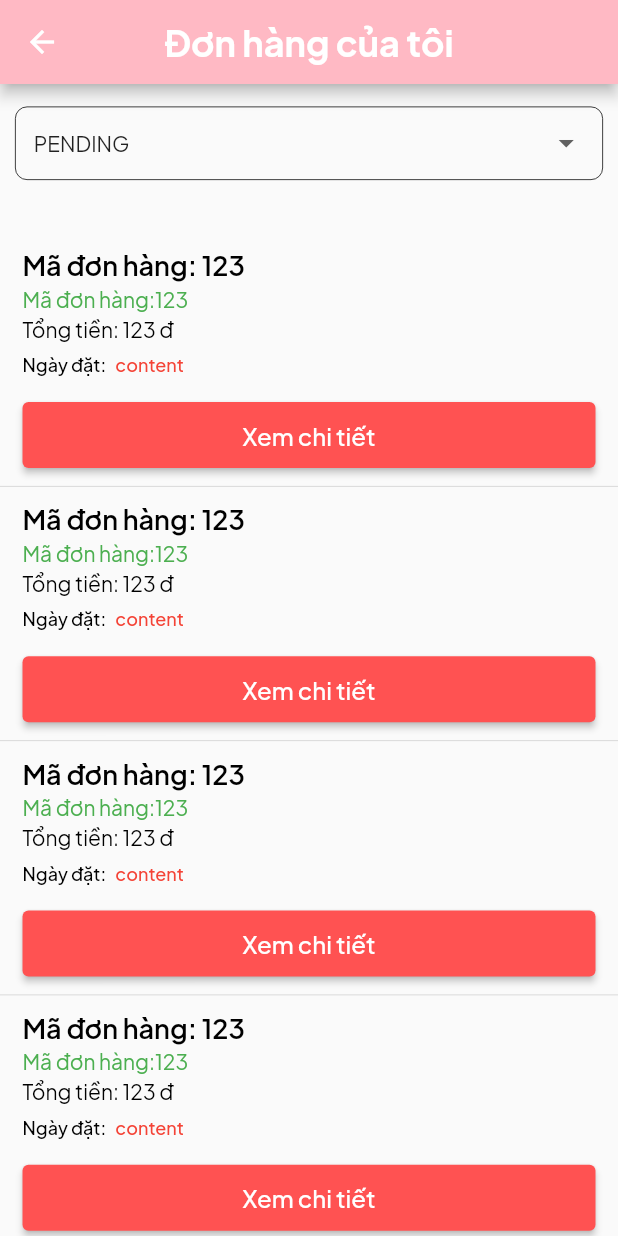
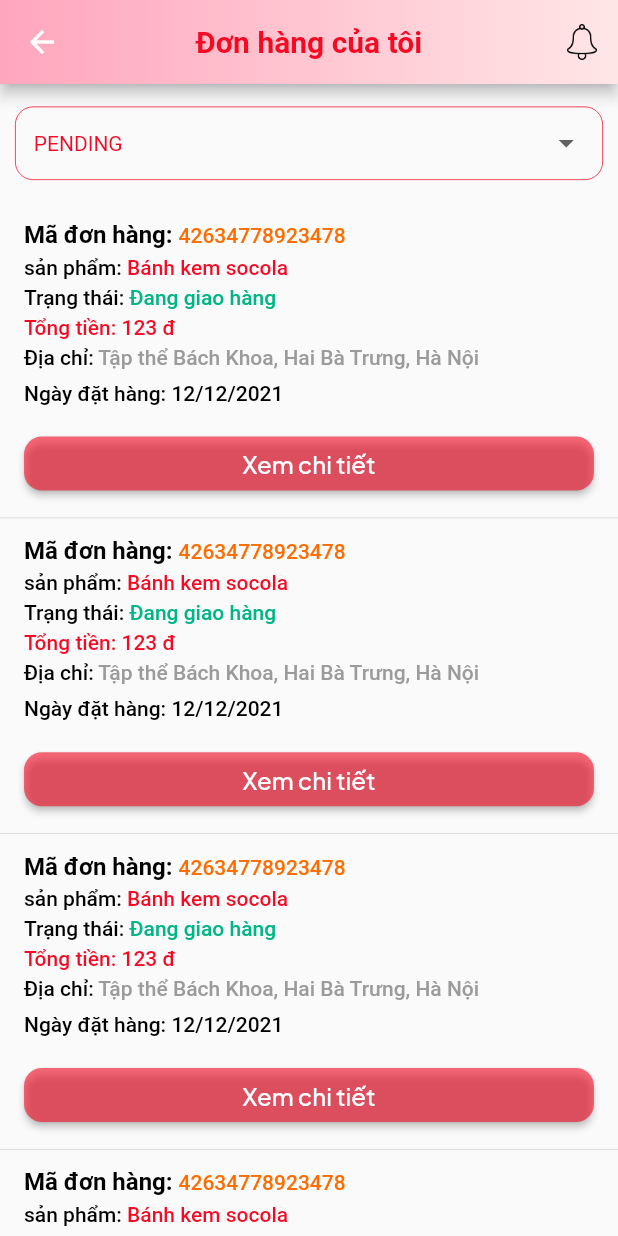
Before and after one commit to tiendvth/shop_cake_project, a Flutter app: the MyOrderPage screen opened directly, on a phone screen of 412 x 824 dp. Run offline on Flutter 3.47's test engine with Material 2 defaults, Android fonts, the phone set to English and light mode, and no system bars; drawn by our look-alikes of dropdown_button2; our stand-ins replace bloc, dio, dotted_border, easy_localization, equatable, firebase_auth and 14 more; missing offline and left inert: dart:ffi; accounts and stored records are empty; network calls fail.

Commit message:
DVT | Update ui giỏ hàng.

```diff
--- /dev/null
+++ b/shop_cake/lib/src/my_order/components/my_order_item.dart
@@ -0,0 +1,193 @@
+import 'package:flutter/material.dart';
+import 'package:google_fonts/google_fonts.dart';
+import 'package:shop_cake/constants/constants.dart';
+import 'package:shop_cake/widgets/space_extention.dart';
+
+class MyOrderItem extends StatelessWidget {
+  final String? orderId;
+  final String? status;
+  final String? orderName;
+  final String? image;
+  final String? price;
+  final String? quantity;
+  final String? totalPrice;
+  final String? orderDate;
+  final String? address;
+  final GestureTapCallback? onTap;
+
+  const MyOrderItem({
+    Key? key,
+    this.orderId,
+    this.status,
+    this.orderName,
+    this.image,
+    this.price,
+    this.quantity,
+    this.totalPrice,
+    this.orderDate,
+    this.onTap,
+    this.address,
+  }) : super(key: key);
+
+  @override
+  Widget build(BuildContext context) {
+    return Column(
+      crossAxisAlignment: CrossAxisAlignment.start,
+      children: [
+        // 'Mã đơn hàng:${state.data['data']['content'][index]['id'] ?? ''}',
+        RichText(
+          text: TextSpan(
+            text: 'Mã đơn hàng: ',
+            style: GoogleFonts.roboto(
+              fontWeight: FontWeight.w600,
+              fontSize: 16,
+              color: kMainBlackColor,
+            ),
+            children: <TextSpan>[
+              TextSpan(
+                // 'Mã đơn hàng:${state.data['data']['content'][index]['id'] ?? ''}',
+                text: orderId ?? '42634778923478',
+                style: GoogleFonts.roboto(
+                  fontWeight: FontWeight.w500,
+                  fontSize: 14,
+                  color: kMainOrangeColor,
+                ),
+              ),
+            ],
+          ),
+        ),
+        4.spaceHeight,
+        RichText(
+          text: TextSpan(
+            text: 'sản phẩm: ',
+            style: GoogleFonts.roboto(
+              fontWeight: FontWeight.w500,
+              fontSize: 14,
+              color: kMainBlackColor,
+            ),
+            children: <TextSpan>[
+              TextSpan(
+                // 'Mã đơn hàng:${state.data['data']['content'][index]['id'] ?? ''}',
+                text: orderName ?? 'Bánh kem socola',
+                style: GoogleFonts.roboto(
+                  fontWeight: FontWeight.w500,
+                  fontSize: 14,
+                  color: kMainRedColor,
+                ),
+              ),
+            ],
+          ),
+        ),
+        4.spaceHeight,
+        RichText(
+          text: TextSpan(
+            text: 'Trạng thái: ',
+            style: GoogleFonts.roboto(
+              fontWeight: FontWeight.w500,
+              fontSize: 14,
+              color: kMainBlackColor,
+            ),
+            children: <TextSpan>[
+              TextSpan(
+                // text: '${state.data['data']['content'][index]['status'] ?? ''}',
+                text: status ?? 'Đang giao hàng',
+                style: GoogleFonts.roboto(
+                  fontWeight: FontWeight.w500,
+                  fontSize: 14,
+                  color: kMainGreenColor,
+                ),
+              ),
+            ],
+          ),
+        ),
+        4.spaceHeight,
+        RichText(
+          text: TextSpan(
+            text: 'Tổng tiền: ',
+            style: GoogleFonts.roboto(
+              fontWeight: FontWeight.w500,
+              fontSize: 14,
+              color: kMainRedColor,
+            ),
+            children: <TextSpan>[
+              TextSpan(
+                // 'Tổng tiền: ${Validation.oCcy.format(state.data['data']['content'][index]['totalPrice'] ?? 0)} đ',
+                text: totalPrice ?? '123 đ',
+                style: GoogleFonts.roboto(
+                  fontWeight: FontWeight.w500,
+                  fontSize: 14,
+                  color: kMainRedColor,
+                ),
+              ),
+            ],
+          ),
+        ),
+        4.spaceHeight,
+        RichText(
+          overflow: TextOverflow.ellipsis,
+          maxLines: 1,
+          text: TextSpan(
+            text: 'Địa chỉ: ',
+            style: GoogleFonts.roboto(
+              fontWeight: FontWeight.w500,
+              fontSize: 14,
+              color: kMainBlackColor,
+            ),
+            children: <TextSpan>[
+              TextSpan(
+                // 'Tổng tiền: ${Validation.oCcy.format(state.data['data']['content'][index]['totalPrice'] ?? 0)} đ',
+                text: address ?? 'Tập thể Bách Khoa, Hai Bà Trưng, Hà Nội',
+                style: GoogleFonts.roboto(
+                  fontWeight: FontWeight.w500,
+                  fontSize: 14,
+                  color: k9B9B9B,
+                ),
+              ),
+            ],
+          ),
+        ),
+        8.spaceHeight,
+        RichText(
+          text: TextSpan(
+            text: 'Ngày đặt hàng: ',
+            style: GoogleFonts.roboto(
+              fontWeight: FontWeight.w500,
+              fontSize: 14,
+              color: kMainBlackColor,
+            ),
+            children: <TextSpan>[
+              TextSpan(
+                // state.data['data']['content'][index]
+                //             ['createdAt'] !=
+                //         null
+                //     ? '${parserTime(state.data['data']['content'][index]['createdAt'] ?? "")}'
+                //     : '',
+                text: orderDate ?? '12/12/2021',
+                style: GoogleFonts.roboto(
+                  fontWeight: FontWeight.w500,
+                  fontSize: 14,
+                  color: kMainBlackColor,
+                ),
+              ),
+            ],
+          ),
+        ),
+        15.spaceHeight,
+        MaterialButton(
+          padding: const EdgeInsets.symmetric(vertical: 8, horizontal: 16),
+          minWidth: MediaQuery.of(context).size.width - 20,
+          shape: RoundedRectangleBorder(
+            borderRadius: BorderRadius.circular(12),
+          ),
+          color: kMainRedColor.withOpacity(0.6),
+          onPressed: onTap,
+          child: const Text(
+            'Xem chi tiết',
+            style: TextStyle(
+                fontSize: 16, fontWeight: FontWeight.w500, color: Colors.white),
+          ),
+        )
+      ],
+    );
+  }
+}
--- a/shop_cake/lib/src/my_order/ui/my_order_page.dart
+++ b/shop_cake/lib/src/my_order/ui/my_order_page.dart
@@ -1,12 +1,16 @@
 import 'package:common/common.dart';
 import 'package:dropdown_button2/dropdown_button2.dart';
 import 'package:flutter/material.dart';
+import 'package:google_fonts/google_fonts.dart';
+import 'package:shop_cake/constants/assets/assets.dart';
 import 'package:shop_cake/constants/color/colors.dart';
+import 'package:shop_cake/constants/constants.dart';
 import 'package:shop_cake/network/network_manager.dart';
 import 'package:shop_cake/src/detail_my_order/ui/detail_my_order_page.dart';
 import 'package:shop_cake/src/my_order/bloc/my_order_cubit.dart';
+import 'package:shop_cake/src/my_order/components/my_order_item.dart';
 import 'package:shop_cake/src/my_order/repository/repository.dart';
-import 'package:shop_cake/widgets/space_extention.dart';
+import 'package:shop_cake/widgets/c_image.dart';
 
 class MyOrderPage extends StatefulWidget {
   const MyOrderPage({Key? key}) : super(key: key);
@@ -21,11 +25,27 @@ class _MyOrderPageState extends State<MyOrderPage> {
     return Scaffold(
       appBar: AppBar(
         centerTitle: true,
-        title: const Text(
+        title: Text(
           'Đơn hàng của tôi',
-          style: TextStyle(
-              fontWeight: FontWeight.w800, fontSize: 24, color: Colors.white),
+          style: GoogleFonts.roboto(
+            fontSize: 20,
+            fontWeight: FontWeight.w600,
+            color: kMainRedColor,
           ),
+        ),
+        flexibleSpace: Container(
+          decoration: const BoxDecoration(gradient: kBgMenu),
+        ),
+        actions: [
+          IconButton(
+            onPressed: () {},
+            icon: const CImage(
+              assetsPath: Assets.icNotification,
+              width: 24,
+              height: 24,
+            ),
+          ),
+        ],
         backgroundColor: FontColor.kMainColor,
       ),
       body: BlocProvider(
@@ -34,22 +54,29 @@ class _MyOrderPageState extends State<MyOrderPage> {
         child: BlocBuilder<MyOrderCubit, MyOrderState>(
           builder: (context, state) {
             // if (state is MyOrderSuccess) {
-              return SingleChildScrollView(
-                child: Column(
+            return Column(
               children: [
                 Container(
                   margin: EdgeInsets.symmetric(horizontal: 10, vertical: 15),
                   padding: EdgeInsets.symmetric(vertical: 4, horizontal: 12),
                   decoration: BoxDecoration(
-                          border: Border.all(width: 0.5),
-                          borderRadius: BorderRadius.circular(8)),
+                    border: Border.all(width: 0.5, color: kMainRedColor),
+                    borderRadius: BorderRadius.circular(12),
+                  ),
                   child: DropdownButtonHideUnderline(
                     child: DropdownButton2(
+                      alignment: Alignment.centerLeft,
+                      buttonPadding: EdgeInsets.zero,
+                      dropdownDecoration: BoxDecoration(
+                        borderRadius: BorderRadius.circular(12),
+                        color: Colors.white,
+                      ),
                       hint: Text(
                         'Select Item',
-                            style: TextStyle(
+                        style: GoogleFonts.roboto(
                           fontSize: 14,
-                              color: Theme.of(context).hintColor,
+                          color: kMainRedColor,
+                          fontWeight: FontWeight.w400,
                         ),
                       ),
                       items: context
@@ -59,8 +86,10 @@ class _MyOrderPageState extends State<MyOrderPage> {
                                 value: item,
                                 child: Text(
                                   item,
-                                style: const TextStyle(
+                                  style: GoogleFonts.roboto(
                                     fontSize: 14,
+                                    color: kMainRedColor,
+                                    fontWeight: FontWeight.w400,
                                   ),
                                 ),
                               ))
@@ -77,8 +106,8 @@ class _MyOrderPageState extends State<MyOrderPage> {
                     ),
                   ),
                 ),
-                    Padding(
-                      padding: EdgeInsets.only(top: 20, bottom: 30),
+                Expanded(
+                  child: SingleChildScrollView(
                     child: ListView.builder(
                       shrinkWrap: true,
                       physics: const NeverScrollableScrollPhysics(),
@@ -90,89 +119,18 @@ class _MyOrderPageState extends State<MyOrderPage> {
                           children: [
                             Padding(
                               padding: const EdgeInsets.only(
-                                    left: 15, right: 15, top: 10, bottom: 10),
-                                child: Column(
-                                  crossAxisAlignment: CrossAxisAlignment.start,
-                                  children: [
-                                    Text(
-                                      // 'Mã đơn hàng:${state.data['data']['content'][index]['id'] ?? ''}',
-                                      'Mã đơn hàng: 123',
-                                      style: const TextStyle(
-                                          fontWeight: FontWeight.w600,
-                                          fontSize: 18,
-                                          color: Colors.black),
-                                    ),
-                                    2.spaceHeight,
-                                    Text(
-                                      // '${state.data['data']['content'][index]['status'] ?? ""}',
-                                      'Mã đơn hàng:123',
-                                      style: const TextStyle(
-                                          fontSize: 14, color: Colors.green),
-                                    ),
-                                    2.spaceHeight,
-                                    Text(
-                                      // 'Tổng tiền: ${Validation.oCcy.format(state.data['data']['content'][index]['totalPrice'] ?? 0)} đ',
-                                      'Tổng tiền: 123 đ',
-                                      style: const TextStyle(
-                                          fontSize: 14, color: Colors.black),
-                                    ),
-                                    8.spaceHeight,
-                                    Row(
-                                      children: [
-                                        const Text(
-                                          'Ngày đặt:  ',
-                                          style: TextStyle(
-                                              fontWeight: FontWeight.w500,
-                                              fontSize: 12,
-                                              color: Colors.black),
-                                        ),
-                                        2.spaceWidth,
-                                        Expanded(
-                                          child: Text(
-                                            // state.data['data']['content'][index]
-                                            //             ['createdAt'] !=
-                                            //         null
-                                            //     ? '${parserTime(state.data['data']['content'][index]['createdAt'] ?? "")}'
-                                            //     : '',
-                                            "content",
-                                            style: const TextStyle(
-                                                fontWeight: FontWeight.w500,
-                                                fontSize: 12,
-                                                color: Colors.red),
-                                            maxLines: 1,
-                                            overflow: TextOverflow.ellipsis,
-                                          ),
-                                        ),
-                                      ],
-                                    ),
-                                    15.spaceHeight,
-                                    MaterialButton(
-                                      height: 44,
-                                      minWidth:
-                                          MediaQuery.of(context).size.width -
-                                              20,
-                                      shape: RoundedRectangleBorder(
-                                        borderRadius: BorderRadius.circular(4),
-                                      ),
-                                      color: Colors.redAccent,
-                                      onPressed: () {
+                                  left: 16, right: 16, top: 12, bottom: 12),
+                              child: MyOrderItem(
+                                onTap: () {
                                   NavigatorManager.push(
-                                            context, DetailMyOrder(
+                                          context,
+                                          const DetailMyOrder(
                                               // id: state.data['data']['content'][index]['id'] ?? ''
-                                                id: 1
-                                              )
-                                            ).then((value) => context.read<MyOrderCubit>().getListOrder()
-                                        );
+                                              id: 1))
+                                      .then((value) => context
+                                          .read<MyOrderCubit>()
+                                          .getListOrder());
                                 },
-                                      child: const Text(
-                                        'Xem chi tiết',
-                                        style: TextStyle(
-                                            fontSize: 16,
-                                            fontWeight: FontWeight.w500,
-                                            color: Colors.white),
-                                      ),
-                                    )
-                                  ],
                               ),
                             ),
                             Divider(
@@ -183,9 +141,9 @@ class _MyOrderPageState extends State<MyOrderPage> {
                         );
                       },
                     ),
+                  ),
                 )
               ],
-                ),
             );
             // } else if (state is MyOrderFailure) {
             //   return Center(
--- a/shop_cake/lib/src/payment/ui/payment_page.dart
+++ b/shop_cake/lib/src/payment/ui/payment_page.dart
@@ -48,8 +48,8 @@ class PaymentPage extends StatelessWidget {
                         child: Align(
                           alignment: Alignment.topLeft,
                           child: Padding(
-                            padding: EdgeInsets.fromLTRB(
-                                16, AppBar().preferredSize.height, 0, 0),
+                            padding: EdgeInsets.fromLTRB(24,
+                                AppBar().preferredSize.height + 0, 16, 0),
                             child: Row(
                               mainAxisAlignment: MainAxisAlignment.spaceBetween,
                               children: [
```
Also changed, not shown: shop_cake/lib/src/cart_page/ui/cart_page.dart (+70 -45 lines). Lines whose indentation alone changed are shown as unchanged.
